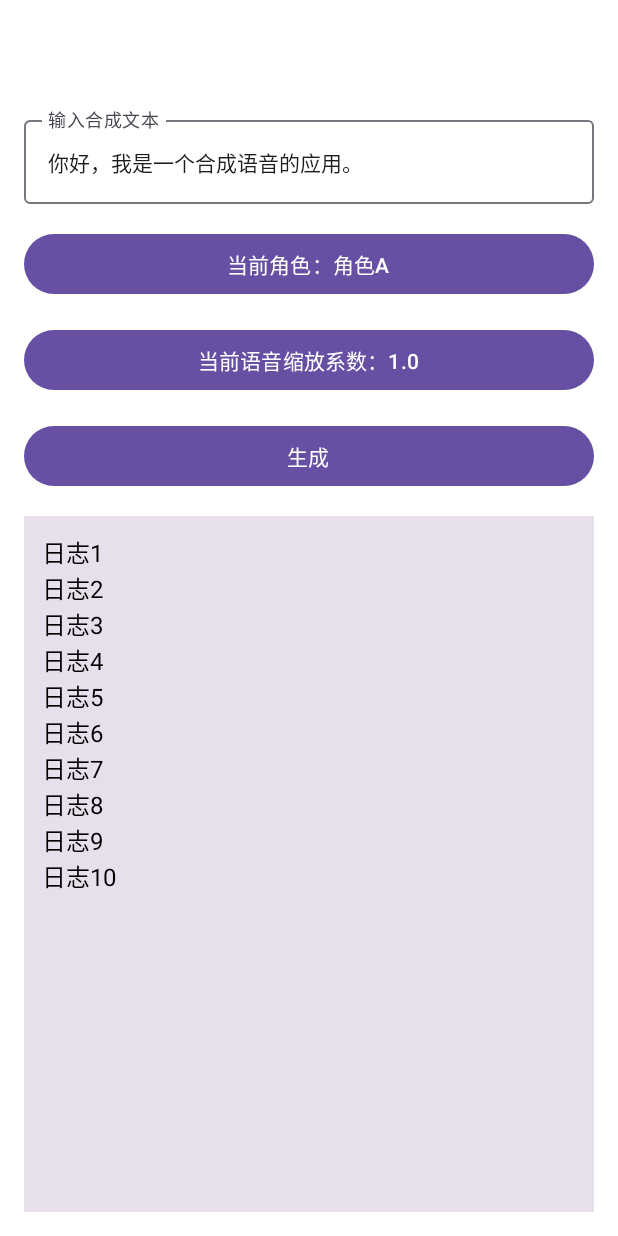
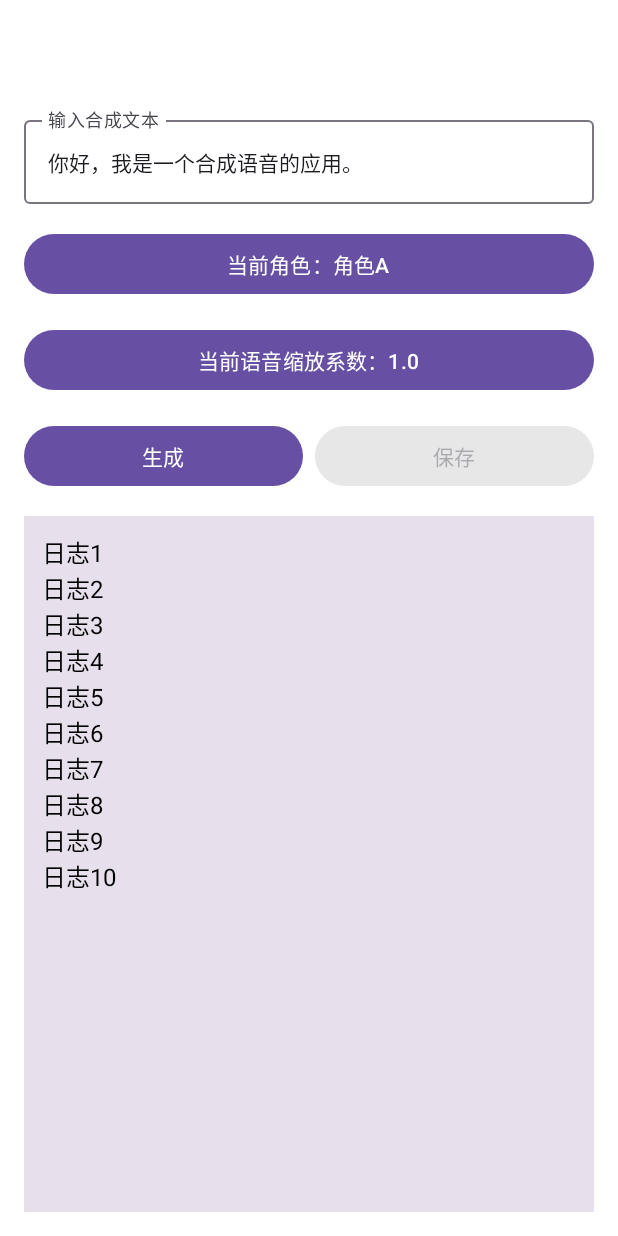
Before and after one commit to Voine/Bert-VITS2-MNN, an Android app built with Jetpack Compose: the @Preview function VoiceGenerationScreenPreview, on a phone screen of 412 x 824 dp. Run offline under Robolectric (Android 15) with nearby library versions, the phone set to English and light mode, and no system bars; network calls fail.

Commit message:
增加手动保存

```diff
--- a/app/src/main/AndroidManifest.xml
+++ b/app/src/main/AndroidManifest.xml
@@ -3,6 +3,7 @@
     xmlns:tools="http://schemas.android.com/tools">
 
     <application
+        android:name=".BV2Application"
         android:allowBackup="true"
         android:dataExtractionRules="@xml/data_extraction_rules"
         android:fullBackupContent="@xml/backup_rules"
--- a/app/src/main/java/com/example/bertvits2mnn/VoiceGenerationScreen.kt
+++ b/app/src/main/java/com/example/bertvits2mnn/VoiceGenerationScreen.kt
@@ -29,7 +29,7 @@ import androidx.lifecycle.viewmodel.compose.viewModel
 @OptIn(ExperimentalMaterial3Api::class)
 @Composable
 fun VoiceGenerationScreen(viewModel: VoiceViewModel = viewModel()) {
-    // 从 ViewModel 获取 UI 状态（假设 ViewModel 已经实现这些状态和方法）
+    // 从 ViewModel 获取 UI 状态
     val uiState by viewModel.uiState.collectAsStateWithLifecycle(initialValue = fakeUIState)
     val inputText = uiState.inputText            // 当前输入的文本
     val selectedCharacter = uiState.selectedCharacter  // 当前选中的角色名称
@@ -37,6 +37,7 @@ fun VoiceGenerationScreen(viewModel: VoiceViewModel = viewModel()) {
     val characters = uiState.characters          // 静态角色列表
     val lengthScale = uiState.currentLengthScale
     val logcat = uiState.logcat
+    val saveBtnEnabled = uiState.saveBtnEnabled
 
     // 本地状态：控制角色选择底部弹窗的显示
     var showCharacterSheet by remember { mutableStateOf(false) }
@@ -82,15 +83,29 @@ fun VoiceGenerationScreen(viewModel: VoiceViewModel = viewModel()) {
 
             Spacer(modifier = Modifier.height(16.dp))
             val keyboardController = LocalSoftwareKeyboardController.current
+
+            Row(modifier = Modifier.fillMaxWidth()) {
                 // “生成”按钮，点击触发音频推理
                 Button(
                     onClick = {
                         keyboardController?.hide()
                         viewModel.startAudioInference(inputText)  // 调用 ViewModel 中的生成音频推理方法
                     },
-                modifier = Modifier.fillMaxWidth()
+                    modifier = Modifier.fillMaxWidth().weight(1f)
                 ) {
                     Text(text = "生成")
+                }
+                Spacer(modifier = Modifier.width(8.dp))
+                Button(
+                    enabled = saveBtnEnabled,
+                    onClick = {
+                        keyboardController?.hide()
+                        viewModel.saveLocal(uiState.savedResult)
+                    },
+                    modifier = Modifier.fillMaxWidth().weight(1f)
+                ) {
+                    Text(text = "保存")
+                }
             }
 
             //logcat area
```
Also changed, not shown: app/src/main/java/com/example/bertvits2mnn/BV2Application.kt (added, +22 -0 lines), app/src/main/java/com/example/bertvits2mnn/VoiceViewModel.kt (+35 -1 lines). Lines whose indentation alone changed are shown as unchanged.
